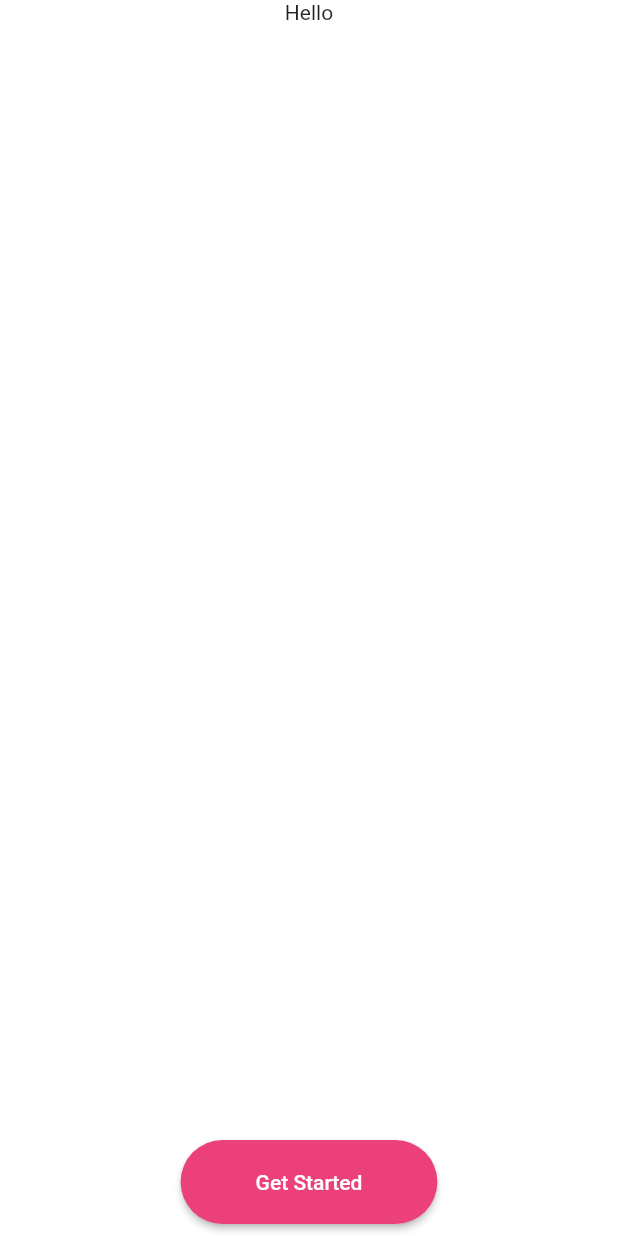
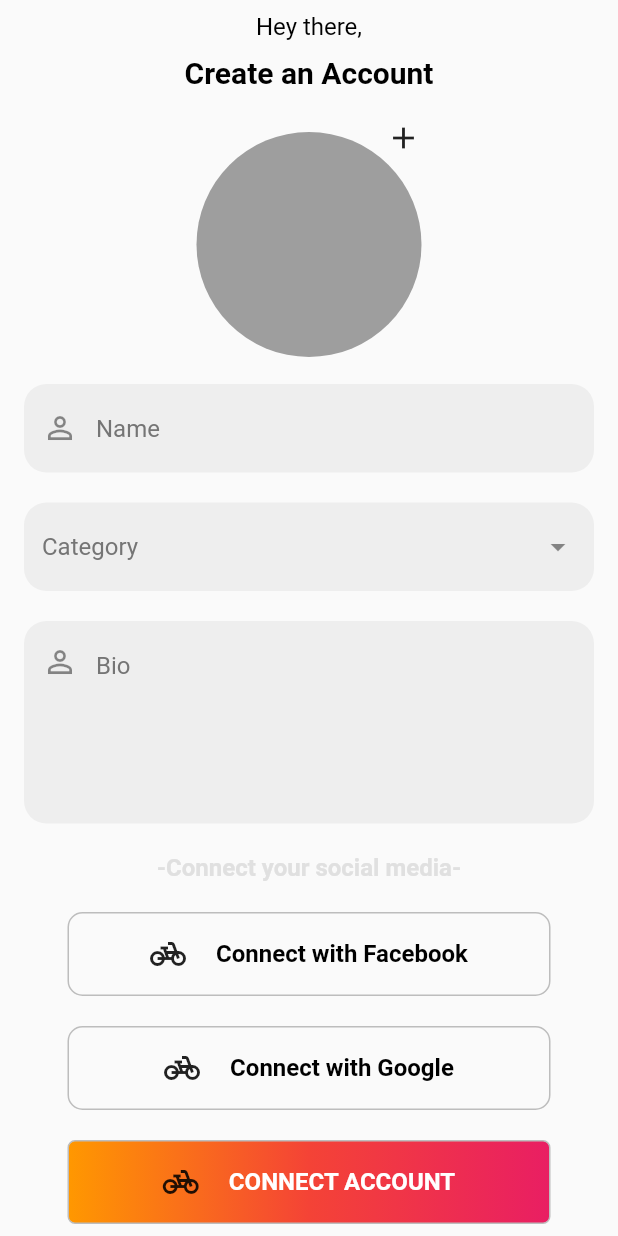
Before and after one commit to Adi1807/weZyou, a Flutter app: the screen it shows after launch, after a tap on "Get Started", on a phone screen of 412 x 824 dp. Run offline on Flutter 3.47's test engine with Material 2 defaults, Android fonts, the phone set to English and light mode, and no system bars.

Commit message:
Registration Page

```diff
--- /dev/null
+++ b/lib/UI/Auth_Pages/registration_page.dart
@@ -0,0 +1,229 @@
+import 'package:flutter/material.dart';
+import 'package:we_z_you/constants/colors.dart';
+
+class RegistrationPage extends StatefulWidget {
+  static const String routeName = '/Registration Page';
+
+  const RegistrationPage({Key? key}) : super(key: key);
+
+  @override
+  _RegistrationPageState createState() => _RegistrationPageState();
+}
+
+class _RegistrationPageState extends State<RegistrationPage> {
+  Widget textFieldMethod(String hintName, IconData icon,
+      {bool isSuffix = false, bool isMultiline = false}) {
+    return Padding(
+      padding: const EdgeInsets.symmetric(horizontal: 16),
+      child: TextFormField(
+        maxLines: isMultiline ? 5 : 1,
+        decoration: InputDecoration(
+          suffixIcon: isSuffix ? Icon(icon) : null,
+          prefixIcon: isSuffix
+              ? null
+              : Padding(
+                  padding: isMultiline
+                      ? const EdgeInsets.only(bottom: 80)
+                      : EdgeInsets.zero,
+                  child: Icon(icon),
+                ),
+          hintText: hintName,
+          hintStyle: TextStyle(color: Colors.grey[600]),
+          fillColor: lightGreyColor,
+          filled: true,
+          border: OutlineInputBorder(
+              borderSide: BorderSide.none,
+              borderRadius: BorderRadius.circular(15)),
+        ),
+      ),
+    );
+  }
+
+  @override
+  Widget build(BuildContext context) {
+    var theme = Theme.of(context).textTheme;
+
+    return Material(
+      child: SafeArea(
+        child: SingleChildScrollView(
+          child: Padding(
+            padding: const EdgeInsets.only(top: 8, bottom: 8),
+            child: Column(
+              children: [
+                Text(
+                  'Hey there,',
+                  style: theme.subtitle1,
+                ),
+                const SizedBox(
+                  height: 10,
+                ),
+                Text(
+                  'Create an Account',
+                  style: theme.headline5,
+                ),
+                const SizedBox(
+                  height: 20,
+                ),
+                SizedBox(
+                  width: 150,
+                  child: Stack(
+                    children: <Widget>[
+                      Align(
+                          alignment: Alignment.centerRight,
+                          child: IconButton(
+                              alignment: Alignment.topRight,
+                              padding: EdgeInsets.zero,
+                              onPressed: () {},
+                              icon: const Icon(Icons.add))),
+                      Padding(
+                        padding: const EdgeInsets.symmetric(vertical: 8),
+                        child: Container(
+                          height: 150,
+                          width: 150,
+                          decoration: BoxDecoration(
+                              shape: BoxShape.circle, color: greyColor),
+                        ),
+                      ),
+                    ],
+                  ),
+                ),
+                const SizedBox(
+                  height: 10,
+                ),
+                textFieldMethod('Name', Icons.person_outline),
+                const SizedBox(
+                  height: 20,
+                ),
+                textFieldMethod('Category', Icons.arrow_drop_down,
+                    isSuffix: true),
+                const SizedBox(
+                  height: 20,
+                ),
+                textFieldMethod('Bio', Icons.person_outline, isMultiline: true),
+                const SizedBox(
+                  height: 20,
+                ),
+                Text(
+                  '-Connect your social media-',
+                  style: TextStyle(color: darkGreyColor),
+                ),
+                const SizedBox(
+                  height: 20,
+                ),
+                Padding(
+                  padding: const EdgeInsets.symmetric(horizontal: 45),
+                  child: Container(
+                    padding: const EdgeInsets.symmetric(vertical: 15),
+                    decoration: BoxDecoration(
+                        borderRadius: BorderRadius.circular(10),
+                        border: Border.all(color: Colors.grey.shade400)),
+                    child: Row(
+                      mainAxisAlignment: MainAxisAlignment.center,
+                      children: [
+                        Icon(Icons.pedal_bike),
+                        SizedBox(
+                          width: 20,
+                        ),
+                        Text(
+                          'Connect with Facebook',
+                          style: theme.bodyText2,
+                        )
+                      ],
+                    ),
+                  ),
+                ),
+                const SizedBox(
+                  height: 20,
+                ),
+                Padding(
+                  padding: const EdgeInsets.symmetric(horizontal: 45),
+                  child: Container(
+                    padding: EdgeInsets.symmetric(vertical: 15),
+                    decoration: BoxDecoration(
+                        borderRadius: BorderRadius.circular(10),
+                        border: Border.all(color: Colors.grey.shade400)),
+                    child: Row(
+                      mainAxisAlignment: MainAxisAlignment.center,
+                      children: [
+                        Icon(Icons.pedal_bike),
+                        SizedBox(
+                          width: 20,
+                        ),
+                        Text(
+                          'Connect with Google',
+                          style: theme.bodyText2,
+                        )
+                      ],
+                    ),
+                  ),
+                ),
+                SizedBox(
+                  height: 20,
+                ),
+                Padding(
+                  padding: const EdgeInsets.symmetric(horizontal: 45),
+                  child: Container(
+                    padding: EdgeInsets.symmetric(vertical: 15),
+                    decoration: BoxDecoration(
+                        gradient: LinearGradient(
+                            colors: [
+                              Colors.orange,
+                              Colors.red,
+                              Colors.pink,
+                            ],
+                            begin: Alignment.centerLeft,
+                            end: Alignment.centerRight),
+                        borderRadius: BorderRadius.circular(5),
+                        border: Border.all(color: Colors.grey.shade400)),
+                    child: Row(
+                      mainAxisAlignment: MainAxisAlignment.center,
+                      children: [
+                        Icon(Icons.pedal_bike),
+                        SizedBox(
+                          width: 20,
+                        ),
+                        Text(
+                          'CONNECT ACCOUNT',
+                          style: TextStyle(
+                            fontSize: 16,
+                            color: whiteColor,
+                            fontWeight: FontWeight.bold,
+                          ),
+                        ),
+                      ],
+                    ),
+                  ),
+                ),
+                SizedBox(
+                  height: 30,
+                ),
+                Padding(
+                  padding: const EdgeInsets.all(8.0),
+                  child: ElevatedButton(
+                      onPressed: () {
+                        Navigator.of(context)
+                            .pushReplacementNamed(RegistrationPage.routeName);
+                      },
+                      child: Text(
+                        'Continue',
+                        style: TextStyle(
+                            color: whiteColor,
+                            fontSize: 16,
+                            fontWeight: FontWeight.bold),
+                      ),
+                      style: ElevatedButton.styleFrom(
+                          primary: lightpinkColor,
+                          padding: const EdgeInsets.symmetric(
+                              horizontal: 120, vertical: 20),
+                          shape: const RoundedRectangleBorder(
+                              borderRadius:
+                                  BorderRadius.all(Radius.circular(30))))),
+                ),
+              ],
+            ),
+          ),
+        ),
+      ),
+    );
+  }
+}
--- a/lib/UI/splash_screen/splash.dart
+++ b/lib/UI/splash_screen/splash.dart
@@ -1,27 +1,38 @@
 import 'package:flutter/material.dart';
+import 'package:we_z_you/UI/Auth_Pages/registration_page.dart';
+import 'package:we_z_you/constants/colors.dart';
 
 class Splash extends StatelessWidget {
   const Splash({Key? key}) : super(key: key);
 
   @override
   Widget build(BuildContext context) {
+    var theme = Theme.of(context).textTheme;
+
     return Material(
-      color: Colors.white,
+      color: lightpinkColor,
       child: Column(
         mainAxisAlignment: MainAxisAlignment.center,
         children: [
+          const Spacer(),
           const Text('Hello'),
-          Spacer(),
+          const Spacer(),
           Padding(
             padding: const EdgeInsets.all(8.0),
             child: ElevatedButton(
-                onPressed: () {},
-                child: const Text('Get Started'),
+                onPressed: () {
+                  Navigator.of(context)
+                      .pushReplacementNamed(RegistrationPage.routeName);
+                },
+                child: Text(
+                  'Get Started',
+                  style: theme.bodyText1,
+                ),
                 style: ElevatedButton.styleFrom(
-                    primary: Colors.pink[400],
+                    primary: whiteColor,
                     padding: const EdgeInsets.symmetric(
-                        horizontal: 50, vertical: 20),
-                    shape: RoundedRectangleBorder(
+                        horizontal: 120, vertical: 20),
+                    shape: const RoundedRectangleBorder(
                         borderRadius: BorderRadius.all(Radius.circular(30))))),
           ),
         ],
--- /dev/null
+++ b/lib/constants/colors.dart
@@ -0,0 +1,10 @@
+import 'package:flutter/cupertino.dart';
+import 'package:flutter/material.dart';
+
+Color? lightpinkColor = Colors.pink[400];
+Color? darkpinkColor = Colors.pink[700];
+Color? whiteColor = Colors.white;
+Color? blackColor = Colors.black;
+Color? greyColor = Colors.grey;
+Color? lightGreyColor = Colors.grey[200];
+Color? darkGreyColor = Colors.grey[300];
--- a/lib/main.dart
+++ b/lib/main.dart
@@ -1,5 +1,7 @@
 import 'package:flutter/material.dart';
+import 'package:we_z_you/UI/Auth_Pages/registration_page.dart';
 import 'package:we_z_you/UI/splash_screen/splash.dart';
+import 'package:we_z_you/constants/colors.dart';
 
 void main(List<String> args) {
   runApp(MyApp());
@@ -10,8 +12,24 @@ class MyApp extends StatelessWidget {
 
   @override
   Widget build(BuildContext context) {
-    return const MaterialApp(
-      home: Splash(),
+    return MaterialApp(
+      theme: ThemeData.light().copyWith(
+        textTheme: TextTheme(
+          bodyText1: TextStyle(fontSize: 14, color: darkpinkColor),
+          bodyText2: TextStyle(
+            fontSize: 16,
+            color: blackColor,
+            fontWeight: FontWeight.bold,
+          ),
+          subtitle1: TextStyle(fontSize: 16, color: blackColor),
+          headline5: TextStyle(
+              fontSize: 20, color: blackColor, fontWeight: FontWeight.bold),
+        ),
+      ),
+      home: const Splash(),
+      routes: {
+        RegistrationPage.routeName: (_) => const RegistrationPage(),
+      },
     );
   }
 }
```
